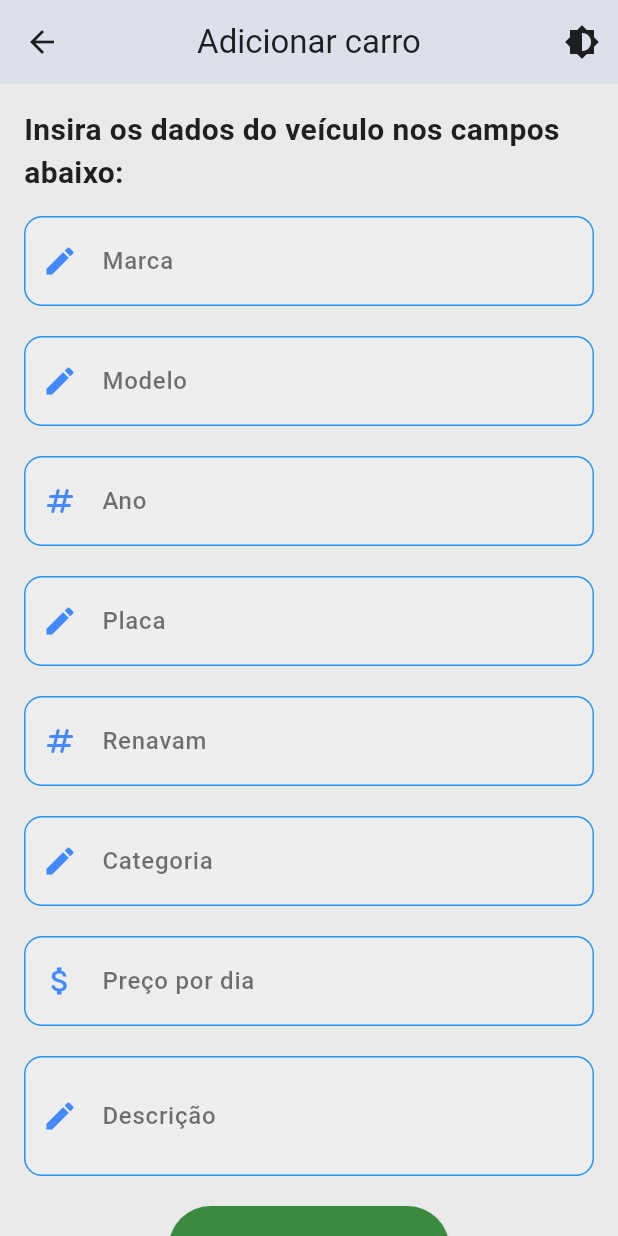
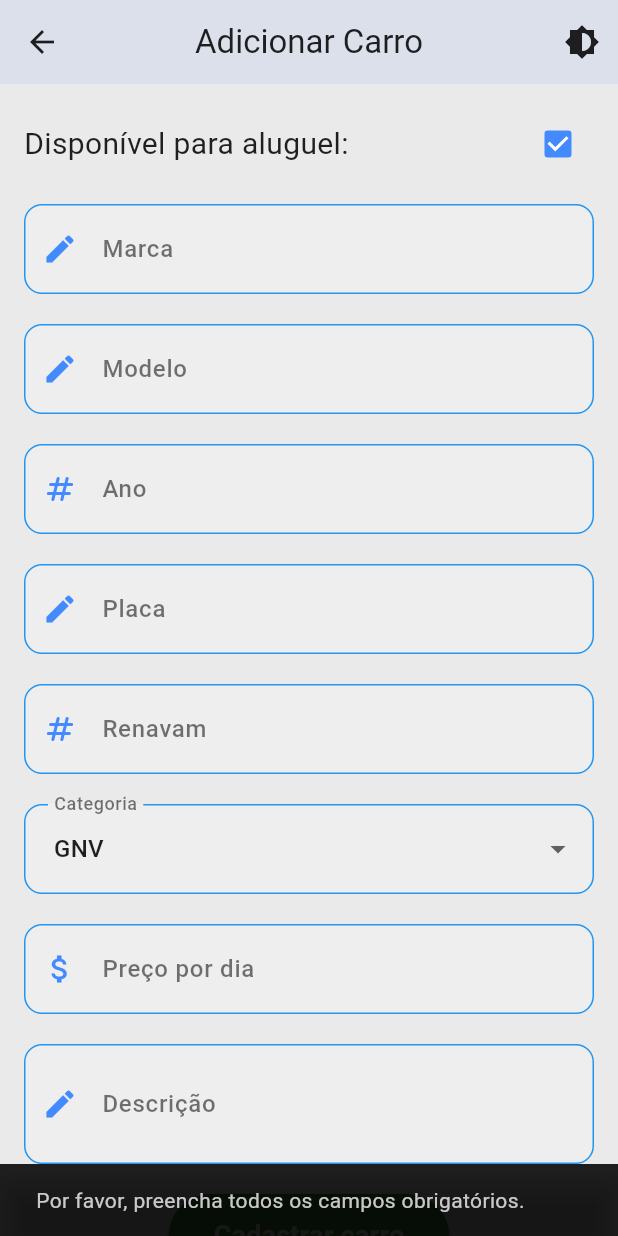
Before and after one commit to DouglaSantos777/ConnectCar, a Flutter app: the AdicionarCarroScreen screen opened directly, after a tap on "Cadastrar carro", on a phone screen of 412 x 824 dp. Run offline on Flutter 3.47's test engine with Material 3 defaults, Android fonts, the phone set to English and light mode, and no system bars; our stand-ins replace drift, fl_chart, flutter_riverpod, hive, hive_flutter, image_picker; accounts and stored records are empty; generated files the repository leaves out were written again.

Commit message:
feat: integração do banco de dados de carros com o front

```diff
--- a/lib/data/database/database.dart
+++ b/lib/data/database/database.dart
@@ -36,8 +36,7 @@ class Database extends _$Database {
     MigrationStrategy get migration => MigrationStrategy(
       onUpgrade: (migrator, from, to) async {
         if (from == 1) {
-            await migrator.addColumn(cars, cars.category);
-            await migrator.addColumn(cars, cars.status);
+          await migrator.createTable(cars);
           await migrator.createTable(categories);
           await migrator.createTable(status);
         }
@@ -46,4 +45,5 @@ class Database extends _$Database {
         await customStatement('PRAGMA foreign_keys = ON');
       },
     );
+
 }
--- a/lib/screens/adicionar_carro_screen.dart
+++ b/lib/screens/adicionar_carro_screen.dart
@@ -1,79 +1,178 @@
+import 'package:connectcar/riverpod/providers.dart';
 import 'package:connectcar/widgets/custom_app_bar.dart';
 import 'package:connectcar/widgets/formulario/botao_cadastro.dart';
 import 'package:connectcar/widgets/formulario/formulario_descricao.dart';
 import 'package:connectcar/widgets/formulario/formulario_numerico.dart';
 import 'package:connectcar/widgets/formulario/formulario_preco.dart';
 import 'package:connectcar/widgets/formulario/formulario_texto.dart';
+import 'package:drift/drift.dart' as drift;
+import 'package:flutter_riverpod/flutter_riverpod.dart';
 import 'package:flutter/material.dart';
+import 'package:connectcar/data/database/database.dart';
 
-class AdicionarCarroScreen extends StatefulWidget {
+class AdicionarCarroScreen extends ConsumerStatefulWidget {
   const AdicionarCarroScreen({super.key});
 
   @override
-  State<AdicionarCarroScreen> createState() => _AdicionarCarroScreenState();
+  AdicionarCarroScreenState createState() => AdicionarCarroScreenState();
 }
 
-class _AdicionarCarroScreenState extends State<AdicionarCarroScreen> {
-  final TextEditingController marcaController = TextEditingController();
-  final TextEditingController modeloController = TextEditingController();
-  final TextEditingController anoController = TextEditingController();
-  final TextEditingController placaController = TextEditingController();
-  final TextEditingController renavamController = TextEditingController();
-  final TextEditingController categoriaController = TextEditingController();
-  final TextEditingController precoController = TextEditingController();
-  final TextEditingController descricaoController = TextEditingController();
+class AdicionarCarroScreenState extends ConsumerState<AdicionarCarroScreen> {
+  final marcaController = TextEditingController();
+  final modeloController = TextEditingController();
+  final anoController = TextEditingController();
+  final placaController = TextEditingController();
+  final renavamController = TextEditingController();
+  final categoriaController = TextEditingController();
+  final precoController = TextEditingController();
+  final descricaoController = TextEditingController();
 
-  void _salvarCarro() async {
-    final marca = marcaController.text;
-    final modelo = modeloController.text;
-    final ano = anoController.value;
-    final placa = placaController.text;
-    final renavam = renavamController.text;
-    final categoria = categoriaController.text;
-    final preco = precoController.value;
-    final descricao = descricaoController.text;
-  }
+  bool isDisponivel = true;
 
+  final List<String> categorias = [
+    'GNV',
+    'Flex',
+    'Diesel',
+    'Híbrido',
+    'Elétrico',
+    'Gasolina',
+  ];
+
+  String? categoriaSelecionada = 'GNV';
 
   @override
   Widget build(BuildContext context) {
     return Scaffold(
-      appBar: const CustomAppBar(title: 'Adicionar carro'),
+      appBar: const CustomAppBar(title: 'Adicionar Carro'),
       body: SingleChildScrollView(
         child: Padding(
           padding: const EdgeInsets.all(16.0),
-          child: Center(
-            child: Column(
-              children: [
-                const Text(
-                  'Insira os dados do veículo nos campos abaixo:',
-                  style: TextStyle(
-                    fontWeight: FontWeight.w600,
-                    fontSize: 20,
+          child: Column(
+            children: [
+              Row(
+                mainAxisAlignment: MainAxisAlignment.spaceBetween,
+                children: [
+                  const Text('Disponível para aluguel:', style: TextStyle(fontSize: 20),),
+                  Checkbox(
+                    value: isDisponivel,
+                    onChanged: (bool? newValue) {
+                      setState(() {
+                        isDisponivel = newValue ?? true;
+                      });
+                    },
                   ),
+                ],
+              ),
+              const SizedBox(height: 16),
+              FormularioTexto(controller: marcaController, label: 'Marca'),
+              FormularioTexto(controller: modeloController, label: 'Modelo'),
+              FormularioNumerico(controller: anoController, label: 'Ano'),
+              FormularioTexto(controller: placaController, label: 'Placa'),
+              FormularioNumerico(controller: renavamController, label: 'Renavam'),
+
+              DropdownButtonFormField<String>(
+                value: categoriaSelecionada,
+                decoration: const InputDecoration(
+                  labelText: 'Categoria',
+                  border: OutlineInputBorder(),
                 ),
-                const SizedBox(height: 14),
-                Form(
-                  child: Column(
-                    children: [
-                      const FormularioTexto(label: 'Marca'),
-                      const FormularioTexto(label: 'Modelo'),
-                      const FormularioNumerico(label: 'Ano'),
-                      const FormularioTexto(label: 'Placa'),
-                      const FormularioNumerico(label: 'Renavam'),
-                      const FormularioTexto(label: 'Categoria'),
-                      FormularioPreco(label: 'Preço por dia'),
-                      const FormularioDescricao(label: 'Descrição'),
+                items: categorias.map((String categoria) {
+                  return DropdownMenuItem<String>(
+                    value: categoria,
+                    child: Text(categoria),
+                  );
+                }).toList(),
+                onChanged: (String? newCategoria) {
+                  setState(() {
+                    categoriaSelecionada = newCategoria;
+                    categoriaController.text = categoriaSelecionada!;
+                  });
+                },
+              ),
+              const SizedBox(height: 20),
+              FormularioPreco(controller: precoController, label: 'Preço por dia'),
+              FormularioDescricao(controller: descricaoController, label: 'Descrição'),
 
-                      BotaoCadastro(label: 'Cadastrar carro', onPressed: _salvarCarro)
-                    ],
-                  ),
-                ),
-              ],
-            ),
+              BotaoCadastro(
+                label: 'Cadastrar carro',
+                onPressed: () => _salvarCarro(),
+              ),
+              const SizedBox(height: 30),
+              /*FutureBuilder<List<Car>>(
+                future: Future.value(ref.read(carProvider).cars),
+                builder: (context, snapshot) {
+                  if (snapshot.connectionState == ConnectionState.waiting) {
+                    return const CircularProgressIndicator();
+                  } else if (snapshot.hasError) {
+                    return Text('Erro: ${snapshot.error}');
+                  } else if (!snapshot.hasData || snapshot.data!.isEmpty) {
+                    return const Text('Nenhum carro cadastrado.');
+                  } else {
+                    return ListView.builder(
+                      shrinkWrap: true,
+                      itemCount: snapshot.data!.length,
+                      itemBuilder: (context, index) {
+                        final car = snapshot.data![index];
+                        return ListTile(
+                          title: Text('${car.brand} - ${car.model}'),
+                          subtitle: Text('Status: ${car.status} | Preço: R\$${car.priceByDay} por dia'),
+                        );
+                      },
+                    );
+                  }
+                },
+              ),*/
+            ],
           ),
         ),
       ),
     );
   }
+
+  void _salvarCarro() async {
+    final marca = marcaController.text;
+    final modelo = modeloController.text;
+    final ano = int.tryParse(anoController.text) ?? 0;
+    final placa = placaController.text;
+    final renavam = int.tryParse(renavamController.text) ?? 0;
+    final categoria = categoriaController.text;
+    final preco = double.tryParse(precoController.text) ?? 0.0;
+    final descricao = descricaoController.text;
+
+    if (marca.isEmpty || modelo.isEmpty || placa.isEmpty || renavam == 0 || categoria.isEmpty || preco == 0.0) {
+      ScaffoldMessenger.of(context).showSnackBar(
+        const SnackBar(content: Text('Por favor, preencha todos os campos obrigatórios.')),
+      );
+      return;
+    }
+
+    final status = isDisponivel ? 'Disponível' : 'Alugado';
+
+    final car = CarsCompanion(
+      brand: drift.Value(marca),
+      model: drift.Value(modelo),
+      year: drift.Value(ano),
+      plate: drift.Value(placa),
+      renavam: drift.Value(renavam),
+      category: drift.Value(categoria),
+      priceByDay: drift.Value(preco),
+      description: drift.Value(descricao),
+      createdAt: drift.Value(DateTime.now()),
+      photo: const drift.Value('default_photo_url'),
+      status: drift.Value(status),
+    );
+
+    try {
+      final carProviderInstance = ref.read(carProvider);
+      await carProviderInstance.addCar(car);
+
+      ScaffoldMessenger.of(context).showSnackBar(
+        const SnackBar(content: Text('Carro cadastrado com sucesso!')),
+      );
+    } catch (e) {
+      ScaffoldMessenger.of(context).showSnackBar(
+        SnackBar(content: Text('Erro ao cadastrar carro: $e')),
+      );
+    }
+  }
 }
--- a/lib/screens/principal_screen.dart
+++ b/lib/screens/principal_screen.dart
@@ -16,9 +16,9 @@ class _PrincipalScreenState extends State<PrincipalScreen> {
   int _selectedIndex = 0;
 
   final List<Widget> _screens = [
-    CarrosScreen(),
+    const CarrosScreen(),
     const AlugueisScreen(),
-    const AdicionarCarroScreen(),
+     const AdicionarCarroScreen(),
     const RealizarAluguelScreen(),
     const HistoricoScreen(),
   ];
--- a/lib/widgets/carros_widgets/secao_carros_alug.dart
+++ b/lib/widgets/carros_widgets/secao_carros_alug.dart
@@ -69,7 +69,7 @@ class SecaoCarrosAlugados extends StatelessWidget {
 
           const SizedBox(height: 14),
 
-          BotaoCarros(),
+          const BotaoCarros(filtro: 'Alugado',),
         ],
       ),
     );
--- a/lib/widgets/carros_widgets/secao_carros_disp.dart
+++ b/lib/widgets/carros_widgets/secao_carros_disp.dart
@@ -56,7 +56,7 @@ class SecaoCarrosDisponiveis extends StatelessWidget {
 
         const SizedBox(height: 12),
 
-        BotaoCarros(),
+        const BotaoCarros(filtro: 'Disponível',),
 
         const SizedBox(height: 30),
       ],
--- a/lib/widgets/formulario/formulario_descricao.dart
+++ b/lib/widgets/formulario/formulario_descricao.dart
@@ -2,13 +2,15 @@ import 'package:flutter/material.dart';
 
 class FormularioDescricao extends StatelessWidget {
   final String label;
-  const FormularioDescricao({super.key, required this.label});
+  final TextEditingController controller;
+  const FormularioDescricao({super.key, required this.label, required this.controller});
 
   @override
   Widget build(BuildContext context) {
     return Container(
       margin: const EdgeInsets.only(bottom: 20),
       child: TextField(
+        controller: controller,
         maxLines: 4,
         minLines: 2,
         decoration: InputDecoration(
--- a/lib/widgets/formulario/formulario_preco.dart
+++ b/lib/widgets/formulario/formulario_preco.dart
@@ -2,17 +2,17 @@ import 'package:flutter/material.dart';
 import 'package:flutter/services.dart';
 
 class FormularioPreco extends StatelessWidget {
-  final TextEditingController valorController = TextEditingController();
+  final TextEditingController controller;
   final String label;
 
-  FormularioPreco({super.key, required this.label});
+  const FormularioPreco({super.key, required this.label, required this.controller});
 
   @override
   Widget build(BuildContext context) {
     return Container(
       margin: const EdgeInsets.only(bottom: 20),
       child: TextFormField(
-        controller: valorController,
+        controller: controller,
         keyboardType: const TextInputType.numberWithOptions(decimal: true),
         inputFormatters: [
           FilteringTextInputFormatter.allow(RegExp(r'^\d*\.?\d{0,2}')),
```
Also changed, not shown: lib/data/dao/car_dao.dart (+2 -8 lines), lib/data/tables/cars.dart (+2 -8 lines), lib/riverpod/providers.dart (added, +18 -0 lines), lib/widgets/carros_widgets/botao_carros.dart (+34 -15 lines), lib/data/dao/car_dao.g.dart, lib/data/database/database.g.dart, lib/models/app_database.g.dart. Lines whose indentation alone changed are shown as unchanged.
